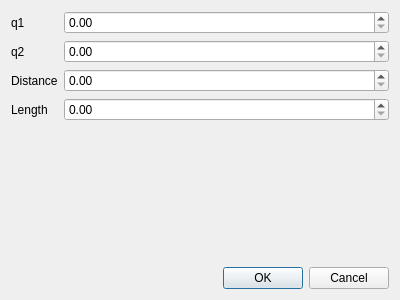
Old version of the form distributedloaddialog.ui in the repository emanuelemaz/easydiagui.
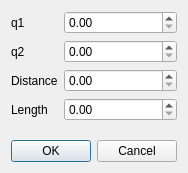
New version of the form.

Patch:
```diff
--- a/distributedloaddialog.ui
+++ b/distributedloaddialog.ui
@@ -6,8 +6,8 @@
    <rect>
     <x>0</x>
     <y>0</y>
-    <width>400</width>
-    <height>300</height>
+    <width>184</width>
+    <height>173</height>
    </rect>
   </property>
   <property name="windowTitle">
```
Left out of the diff: 24 changed lines with no effect on the pictures.
